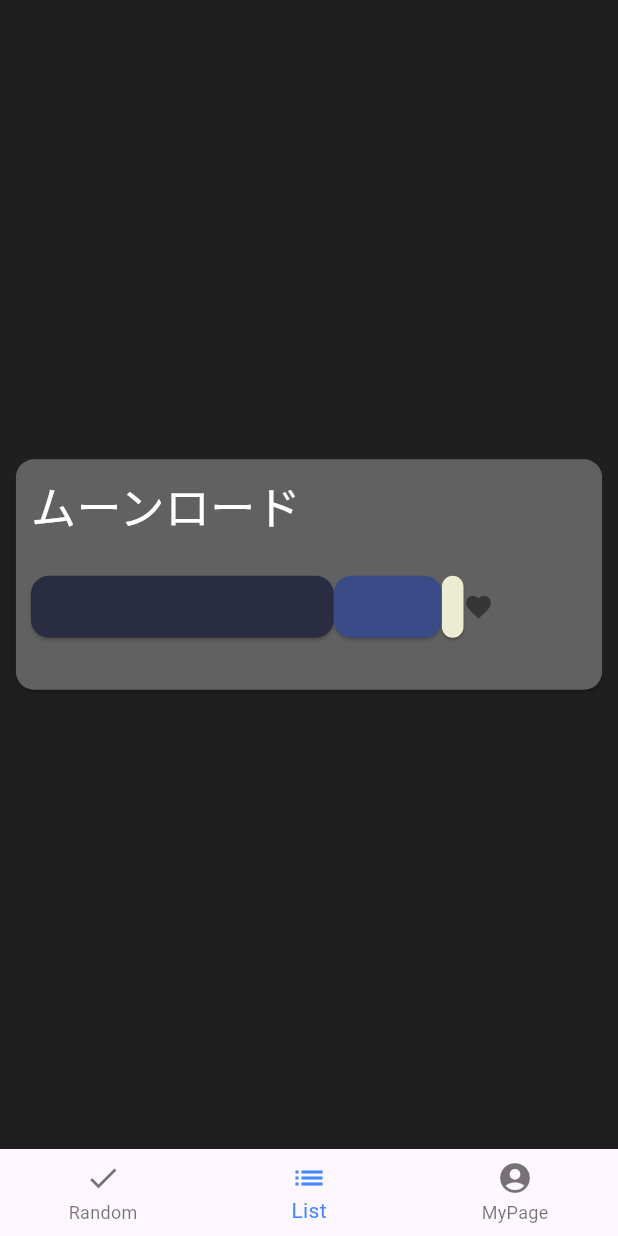
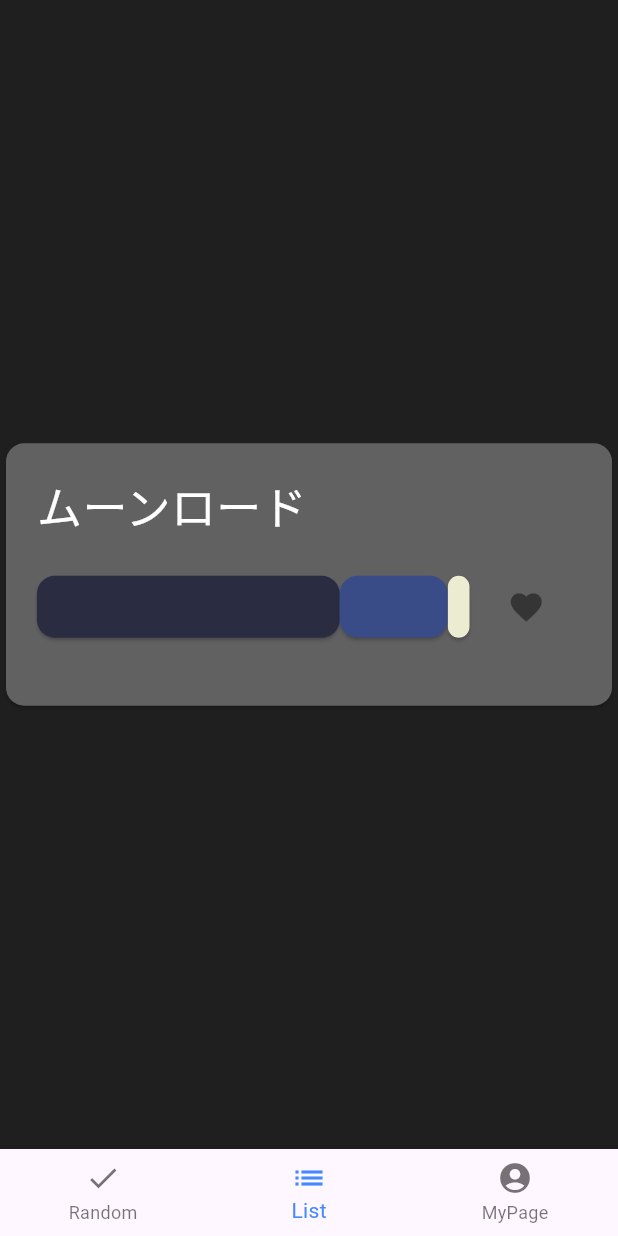
Before and after one commit to kato-desu/nuance, a Flutter app: the screen it shows after launch, item 2 of the bottom bar chosen, on a phone screen of 412 x 824 dp. Run offline on Flutter 3.47's test engine with Material 3 defaults, Android fonts, the light colour scheme and no system bars.

Commit message:
[Add]　lit_card.dartにいいねボタンを追加

```diff
--- a/lib/presentation/widgets/list_card.dart
+++ b/lib/presentation/widgets/list_card.dart
@@ -8,11 +8,14 @@ class ListCard extends StatefulWidget {
 }
 
 class _ListCardState extends State<ListCard> {
+  bool selected = false;//いいねボタンのステータス管理用
+
   @override
   Widget build(BuildContext context) {
     double screenWidth = MediaQuery.of(context).size.width; //画面横幅習得
     double screenHeight = MediaQuery.of(context).size.height; //画面縦幅習得
     double color_tile_H = screenHeight * 0.05;
+
     return Card(
       color: const Color.fromARGB(255, 97, 97, 97),
       child: InkWell(
@@ -21,7 +24,7 @@ class _ListCardState extends State<ListCard> {
           debugPrint('Card taped');
         },
         child: Padding(
-          padding: const EdgeInsets.all(10.0),
+          padding: EdgeInsets.all(screenWidth * 0.05),
           child: SizedBox(
             width: screenWidth * 0.9,
             child: Column(
@@ -82,8 +85,23 @@ class _ListCardState extends State<ListCard> {
                         ),
                       ),
                     ),
-                Icon(Icons.favorite, color: Colors.black45, size: 20),
-
+                    Container(
+                      width: screenWidth * 0.15,
+                      //height: screenHeight * 0.1,
+                      child: Align(
+                        alignment: Alignment.centerRight,
+                        child: IconButton(
+                          icon: Icon(Icons.favorite, color: Colors.black45, size: 25),
+                          onPressed: () {// ボタンが押された際の動作を記述する
+                            setState(() {
+                              selected = !selected;
+                            });
+                          },
+                          isSelected: selected,
+                          selectedIcon: Icon(Icons.favorite, color: const Color.fromARGB(255, 255, 94, 148), size: 25),
+                        ),
+                      ),
+                    ),
                   ],
                 ),
               ],
```
